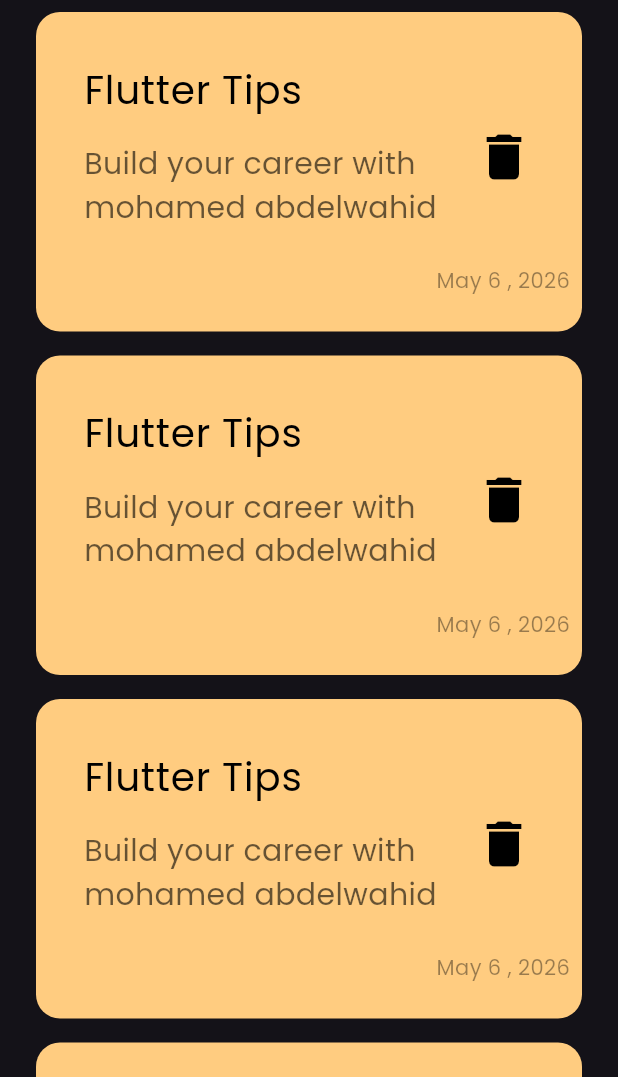
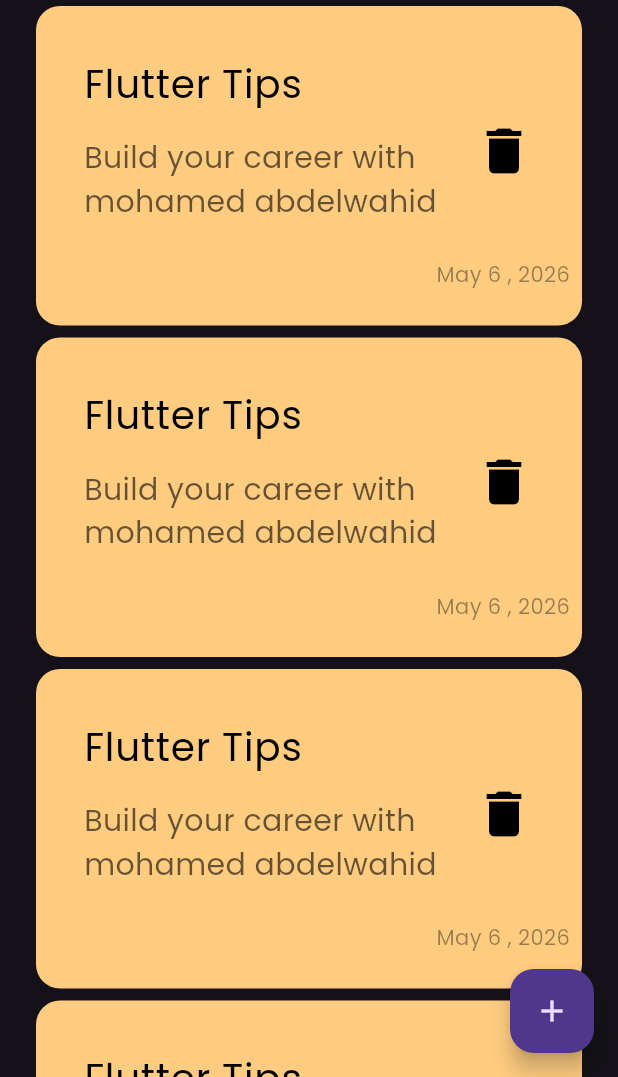
Before and after one commit to MohamedAbdelwahid/notes_app, a Flutter app: the screen it shows after launch, on a phone screen of 412 x 824 dp, the part 159-1236 px from its top. Run offline on Flutter 3.47's test engine with Material 3 defaults, Android fonts, the phone set to English and light mode, and no system bars.

Commit message:
add floatin action botton

```diff
--- a/lib/views/notes_view.dart
+++ b/lib/views/notes_view.dart
@@ -6,8 +6,11 @@
 
   @override
   Widget build(BuildContext context) {
-    return const Scaffold(
-      body: NotesViewBody(),
+    return  Scaffold(
+      floatingActionButton: FloatingActionButton(
+      onPressed: (){} ,
+      child: Icon(Icons.add),),
+      body: const NotesViewBody(),
     );
   }
 }
--- a/lib/views/widgets/notes_list_view.dart
+++ b/lib/views/widgets/notes_list_view.dart
@@ -3,14 +3,13 @@
 
 class NotesListVeiw extends StatelessWidget {
   const NotesListVeiw({super.key});
-
   @override
   Widget build(BuildContext context) {
     return ListView.builder(
       itemBuilder: (context, index) {
         return const Padding(
-          padding:  EdgeInsets.symmetric(vertical: 8),
-          child:  NoteItem(),
+          padding: EdgeInsets.symmetric(vertical: 4),
+          child: NoteItem(),
         );
       },
     );
```
